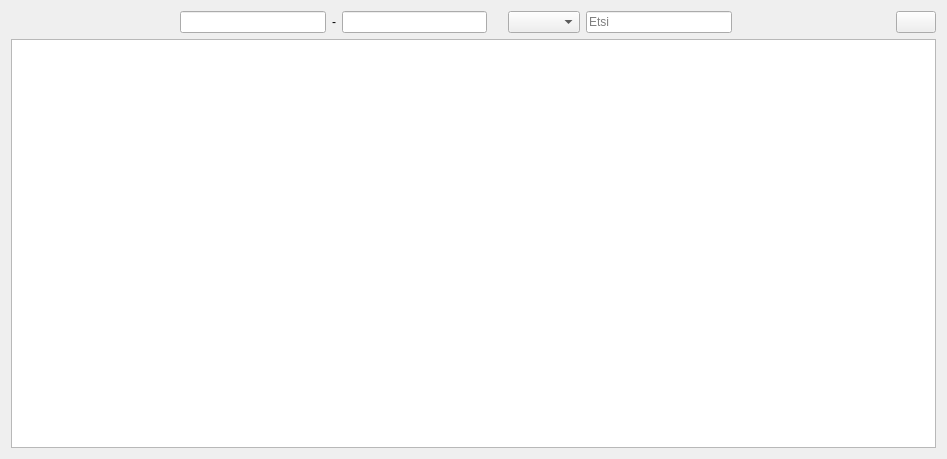
artoh/kitupiikki, file kitsas/selaus/selauswg.ui: the form before one commit.
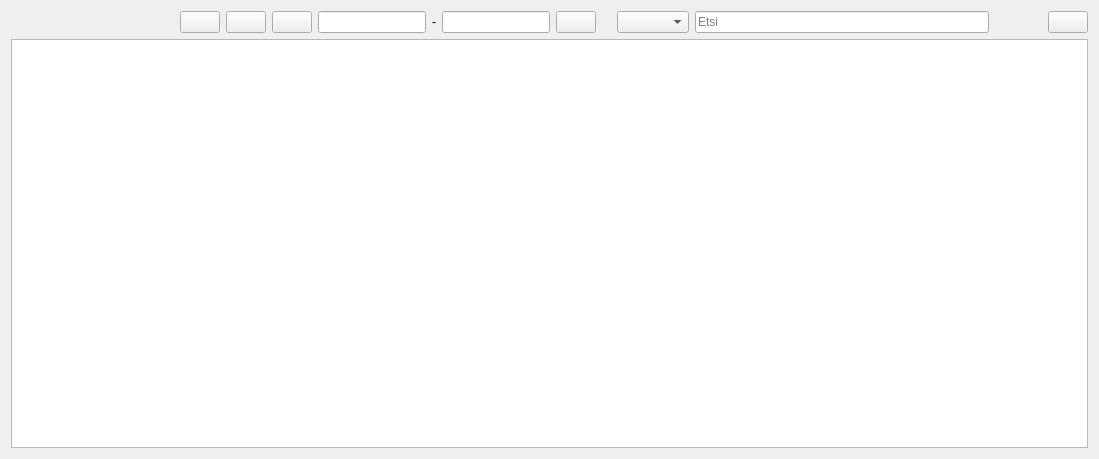
The form after the commit. Icons and pictures are not drawn. Custom widgets are drawn as their Qt base class.

```diff
--- a/kitsas/selaus/selauswg.ui
+++ b/kitsas/selaus/selauswg.ui
@@ -6,7 +6,7 @@
    <rect>
     <x>0</x>
     <y>0</y>
-    <width>947</width>
+    <width>1099</width>
     <height>459</height>
    </rect>
   </property>
@@ -36,7 +36,53 @@
       </spacer>
      </item>
      <item>
-      <widget class="KpDateEdit" name="alkuEdit"/>
+      <widget class="QPushButton" name="edellinenNappi">
+       <property name="text">
+        <string/>
+       </property>
+       <property name="icon">
+        <iconset resource="../pic/pic.qrc">
+         <normaloff>:/pic/edellinen.png</normaloff>:/pic/edellinen.png</iconset>
+       </property>
+      </widget>
+     </item>
+     <item>
+      <widget class="QPushButton" name="kuukausiNappi">
+       <property name="toolTip">
+        <string>Tämä kuukausi</string>
+       </property>
+       <property name="text">
+        <string/>
+       </property>
+       <property name="icon">
+        <iconset resource="../pic/pic.qrc">
+         <normaloff>:/pic/month.png</normaloff>:/pic/month.png</iconset>
+       </property>
+      </widget>
+     </item>
+     <item>
+      <widget class="QPushButton" name="tilikausiButton">
+       <property name="toolTip">
+        <string>Tämä tilikausi</string>
+       </property>
+       <property name="text">
+        <string/>
+       </property>
+       <property name="icon">
+        <iconset resource="../pic/pic.qrc">
+         <normaloff>:/pic/calendar.png</normaloff>:/pic/calendar.png</iconset>
+       </property>
+      </widget>
+     </item>
+     <item>
+      <widget class="KpDateEdit" name="alkuEdit">
+       <property name="sizePolicy">
+        <sizepolicy hsizetype="Preferred" vsizetype="Fixed">
+         <horstretch>0</horstretch>
+         <verstretch>0</verstretch>
+        </sizepolicy>
+       </property>
+      </widget>
      </item>
      <item>
       <widget class="QLabel" name="label">
@@ -46,7 +92,25 @@
       </widget>
      </item>
      <item>
-      <widget class="KpDateEdit" name="loppuEdit"/>
+      <widget class="KpDateEdit" name="loppuEdit">
+       <property name="sizePolicy">
+        <sizepolicy hsizetype="Preferred" vsizetype="Fixed">
+         <horstretch>0</horstretch>
+         <verstretch>0</verstretch>
+        </sizepolicy>
+       </property>
+      </widget>
+     </item>
+     <item>
+      <widget class="QPushButton" name="seuraavaNappi">
+       <property name="text">
+        <string/>
+       </property>
+       <property name="icon">
+        <iconset resource="../pic/pic.qrc">
+         <normaloff>:/pic/seuraava.png</normaloff>:/pic/seuraava.png</iconset>
+       </property>
+      </widget>
      </item>
      <item>
       <spacer name="horizontalSpacer_3">
@@ -79,6 +143,9 @@
        <property name="orientation">
         <enum>Qt::Horizontal</enum>
        </property>
+       <property name="sizeType">
+        <enum>QSizePolicy::Maximum</enum>
+       </property>
        <property name="sizeHint" stdset="0">
         <size>
          <width>40</width>
```
Left out of the diff: 3 changed lines with no effect on the pictures.
